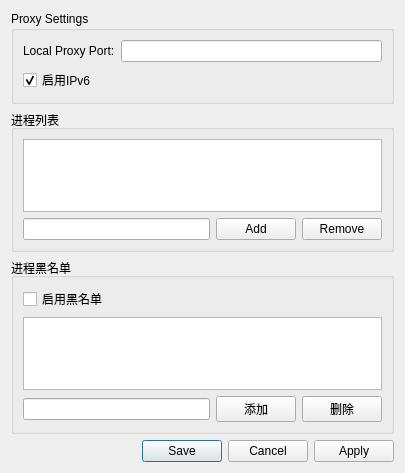
This is src/settingsdialog.ui in Qian119lsj/hasaki as Qt 5 draws it before an edit. The edited form follows.
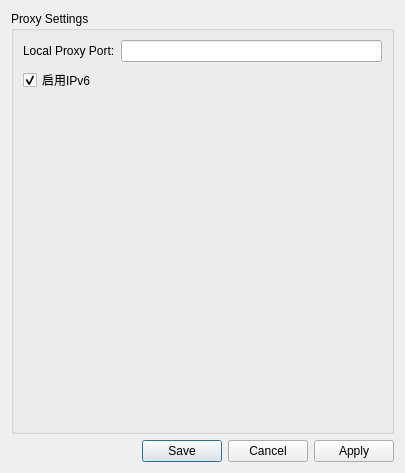
This is the edited form.

Commit message: 修改预设管理.添加程序图标.添加托盘

The edit to the form file:
```diff
--- a/src/settingsdialog.ui
+++ b/src/settingsdialog.ui
@@ -43,79 +43,6 @@
      </layout>
     </widget>
    </item>
-   <item>
-    <widget class="QGroupBox" name="processListGroupBox">
-     <property name="title">
-      <string>进程列表</string>
-     </property>
-     <layout class="QVBoxLayout" name="verticalLayout">
-      <item>
-       <widget class="QListWidget" name="listWidget"/>
-      </item>
-      <item>
-       <layout class="QHBoxLayout" name="horizontalLayout">
-        <item>
-         <widget class="QLineEdit" name="lineEdit"/>
-        </item>
-        <item>
-         <widget class="QPushButton" name="addButton">
-          <property name="text">
-           <string>Add</string>
-          </property>
-         </widget>
-        </item>
-        <item>
-         <widget class="QPushButton" name="removeButton">
-          <property name="text">
-           <string>Remove</string>
-          </property>
-         </widget>
-        </item>
-       </layout>
-      </item>
-     </layout>
-    </widget>
-   </item>
-   <item>
-    <widget class="QGroupBox" name="blacklistGroupBox">
-     <property name="title">
-      <string>进程黑名单</string>
-     </property>
-     <layout class="QVBoxLayout" name="verticalLayout_3">
-      <item>
-       <widget class="QCheckBox" name="blacklistEnabledCheckBox">
-        <property name="text">
-         <string>启用黑名单</string>
-        </property>
-       </widget>
-      </item>
-      <item>
-       <widget class="QListWidget" name="blacklistWidget"/>
-      </item>
-      <item>
-       <layout class="QHBoxLayout" name="horizontalLayout_2">
-        <item>
-         <widget class="QLineEdit" name="blacklistLineEdit"/>
-        </item>
-        <item>
-         <widget class="QPushButton" name="blacklistAddButton">
-          <property name="text">
-           <string>添加</string>
-          </property>
-         </widget>
-        </item>
-        <item>
-         <widget class="QPushButton" name="blacklistRemoveButton">
-          <property name="text">
-           <string>删除</string>
-          </property>
-         </widget>
-        </item>
-       </layout>
-      </item>
-     </layout>
-    </widget>
-   </item>
    <item>
     <widget class="QDialogButtonBox" name="buttonBox">
      <property name="orientation">
```
The commit also changes 20 other files.
